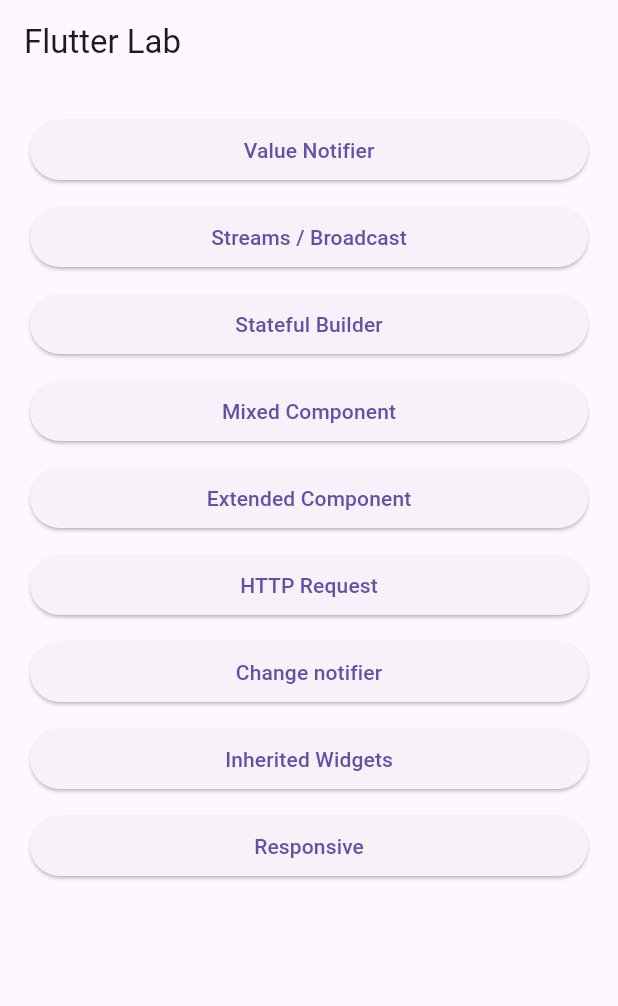
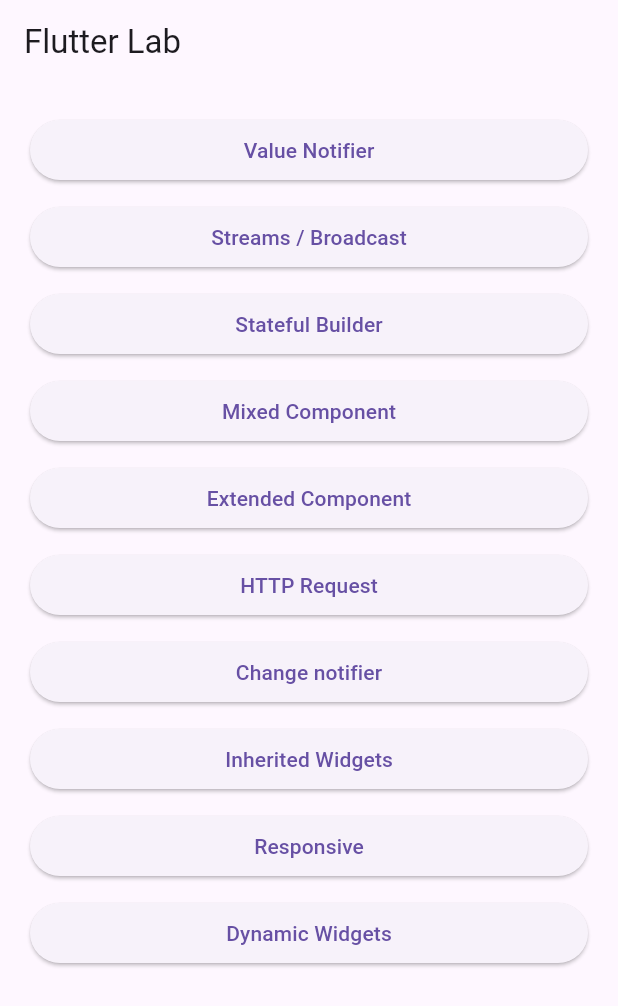
Before and after one commit to carllosnc/flutter_lab, a Flutter app: the screen it shows after launch, on a phone screen of 412 x 824 dp. Shown: the top 1006 px of the screen. Run offline on Flutter 3.47's test engine with Material 3 defaults, Android fonts, the light colour scheme and no system bars; our stand-ins replace go_router.

Commit message:
Add dynamic widgets page

```diff
--- a/lib/home.page.dart
+++ b/lib/home.page.dart
@@ -110,6 +110,17 @@
                 child: Center(child: Text('Responsive')),
               ),
             ),
+            const SizedBox(height: 10),
+            ElevatedButton(
+              onPressed: () {
+                context.go('/dynamic_widgets');
+              },
+              child: const SizedBox(
+                height: 40,
+                width: double.infinity,
+                child: Center(child: Text('Dynamic Widgets')),
+              ),
+            ),
           ],
         ),
       ),
--- a/lib/routing/router.dart
+++ b/lib/routing/router.dart
@@ -7,6 +7,7 @@
 import '/modules/change_notifier/change_notifier_page.dart';
 import '/modules/inherited_widgets/inherited_widgets_page.dart';
 import '/modules/responsive/responsive_page.dart';
+import '/modules/dynamic_widgets/dynamic_widgets_page.dart';
 
 import '/home.page.dart';
 import 'package:go_router/go_router.dart';
@@ -61,6 +62,11 @@
         name: 'responsive',
         builder: (context, state) => const ResponsivePage(),
       ),
+      GoRoute(
+        path: 'dynamic_widgets',
+        name: 'dynamic widgets',
+        builder: (context, state) => const DynamicWidgetPage(),
+      ),
     ],
   )
 ]);
```
Also changed, not shown: lib/modules/dynamic_widgets/dynamic_widgets_page.dart (added, +69 -0 lines).
